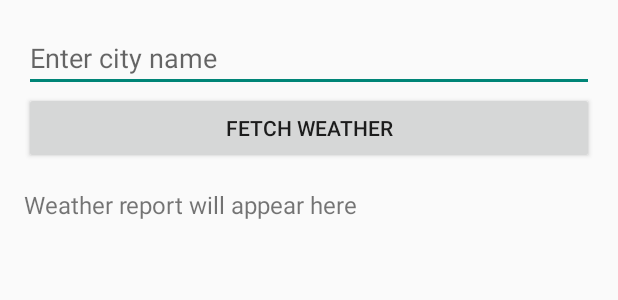
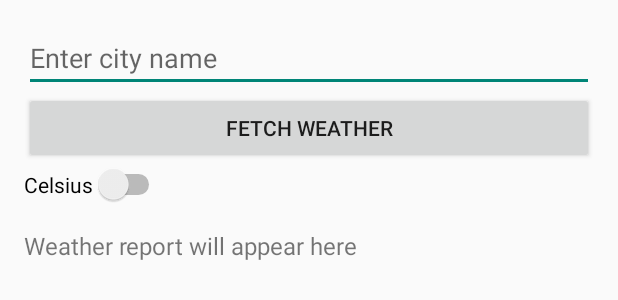
Before and after one commit to niroop893/AndroidApp, an Android app: the layout activity_main.xml on its own in the app's theme, with its tools: preview values and no code run, on a phone screen of 412 x 824 dp. Shown: the top 300 px of the screen. Run offline under Robolectric (Android 15) with nearby library versions, the light colour scheme and no system bars.

Commit message:
With Celsius and Farhentiet buttton

```diff
--- a/app/build.gradle.kts
+++ b/app/build.gradle.kts
@@ -52,6 +52,7 @@ dependencies {
     androidTestImplementation(libs.androidx.junit)
     androidTestImplementation(libs.androidx.espresso.core)
     implementation ("com.squareup.retrofit2:retrofit:2.9.0")
+    implementation ("androidx.preference:preference-ktx:1.2.1")
     implementation ("com.squareup.retrofit2:converter-gson:2.9.0")
     implementation ("com.squareup.okhttp3:logging-interceptor:4.10.0")
     implementation("androidx.multidex:multidex:2.0.1")
--- a/app/src/main/res/layout/activity_main.xml
+++ b/app/src/main/res/layout/activity_main.xml
@@ -17,6 +17,12 @@
         android:layout_height="wrap_content"
         android:text="Fetch Weather" />
 
+    <Switch
+        android:id="@+id/unitSwitch"
+        android:layout_width="wrap_content"
+        android:layout_height="wrap_content"
+        android:text="Celsius" />
+
     <ProgressBar
         android:id="@+id/progressBar"
         android:layout_width="wrap_content"
```
Also changed, not shown: app/src/main/java/com/weamet/MainActivity.kt (+25 -10 lines).
